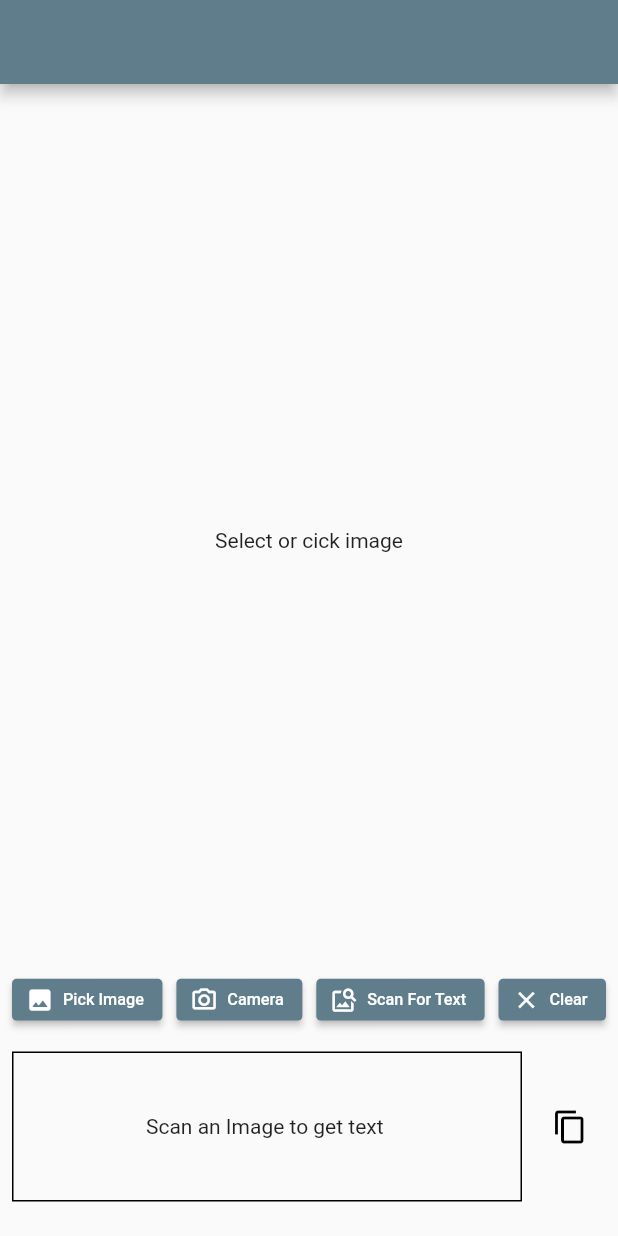
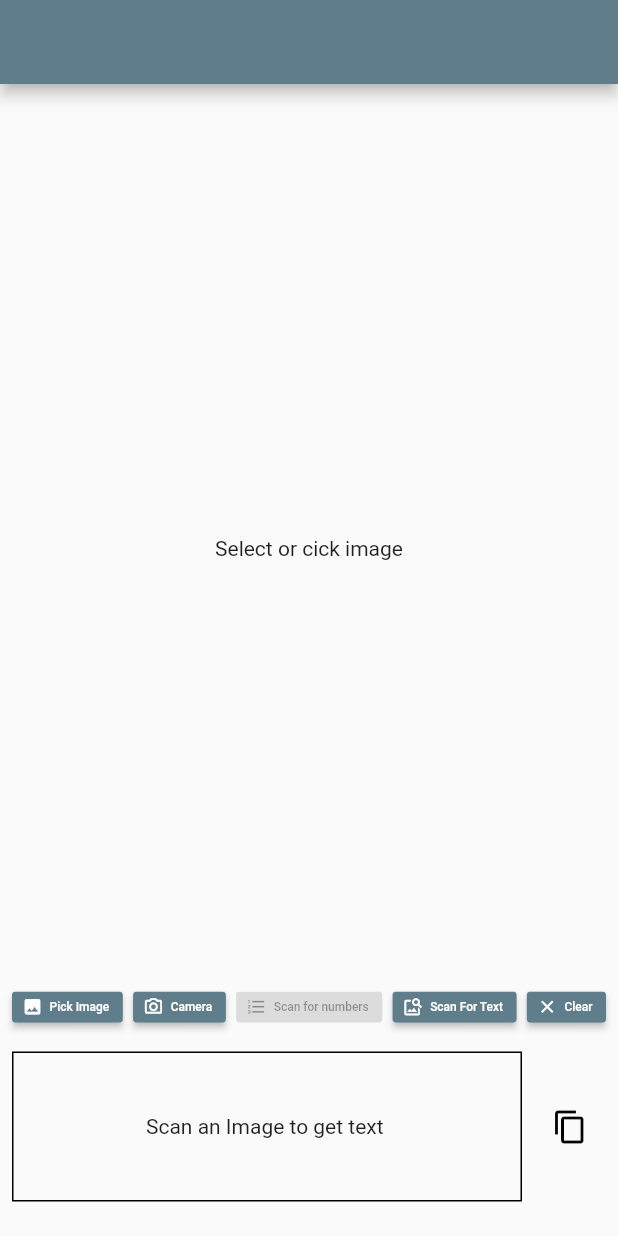
Before and after one commit to AABC-SJCET/FlreaseMLTextRecognition, a Flutter app: the MainPage screen opened directly with empty values, on a phone screen of 412 x 824 dp. Run offline on Flutter 3.47's test engine with Material 2 defaults, Android fonts, the phone set to English and light mode, and no system bars; our stand-ins replace flutter_svg, image_picker, smooth_page_indicator; missing offline and left inert: clipboard, firebase_ml_vision, tflite; accounts and stored records are empty.

Commit message:
updated tf lite

```diff
--- a/lib/style/assetname.dart
+++ b/lib/style/assetname.dart
@@ -1,3 +1,5 @@
 const textToAudio = 'assets/images/undraw_Audio_conversation_re_ptsl.svg';
 const workInprogress = 'assets/images/undraw_In_progress_re_m1l6.svg';
 const readingHard = 'assets/images/undraw_Reading_re_29f8.svg';
+const model = 'assets/models/mnist.tflite';
+const label = 'assets/models/labels';
--- a/lib/widget/controls_widget.dart
+++ b/lib/widget/controls_widget.dart
@@ -5,12 +5,14 @@ class ControlsWidget extends StatelessWidget {
   final VoidCallback onClickedScanText;
   final VoidCallback onClickedClear;
   final VoidCallback onClickedClickImage;
+  final VoidCallback onClickedScanNumber;
 
   const ControlsWidget({
     @required this.onClickedPickImage,
     @required this.onClickedScanText,
     @required this.onClickedClear,
     @required this.onClickedClickImage,
+    @required this.onClickedScanNumber,
   });
 
   @override
@@ -31,6 +33,12 @@ class ControlsWidget extends StatelessWidget {
             ),
             const SizedBox(width: 12),
             ElevatedButton.icon(
+              onPressed: onClickedScanNumber,
+              label: Text('Scan for numbers'),
+              icon: Icon(Icons.format_list_numbered),
+            ),
+            const SizedBox(width: 12),
+            ElevatedButton.icon(
               onPressed: onClickedScanText,
               label: Text('Scan For Text'),
               icon: Icon(Icons.image_search),
--- a/pubspec.yaml
+++ b/pubspec.yaml
@@ -29,6 +29,8 @@ flutter:
     - assets/images/undraw_Audio_conversation_re_ptsl.svg
     - assets/images/undraw_In_progress_re_m1l6.svg
     - assets/images/undraw_Reading_re_29f8.svg
+    - assets/models/labels
+    - assets//models/mnist.tflite
 fonts:
   - family: DoHyeon
     fonts:
```
Also changed, not shown: lib/widget/text_recognition_widget.dart (+28 -1 lines), 3 other files.
